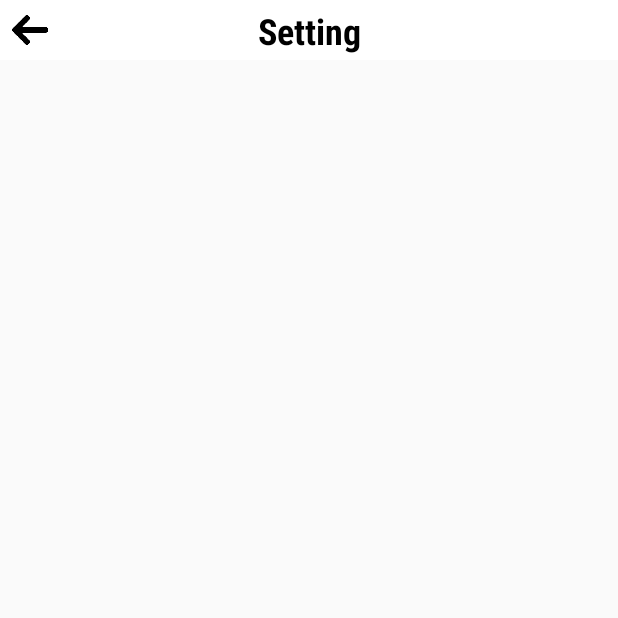
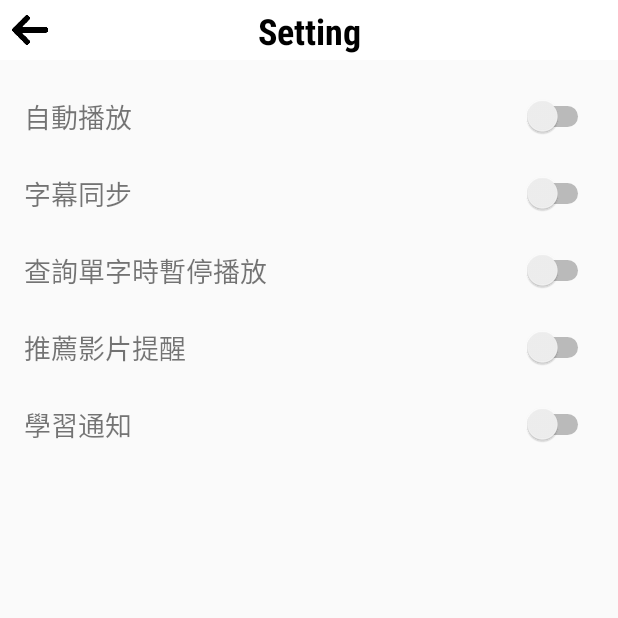
Before and after one commit to terricom/MyTube, an Android app: the SettingFragment screen opened through its navigation route, on a phone screen of 412 x 824 dp, the top half of it. Run offline under Robolectric (Android 15) with nearby library versions, the phone set to English and light mode, and no system bars; our stand-ins replace data binding; 3 statements that could not run were skipped.

```diff
--- a/app/src/main/java/com/terricom/mytube/home/HomeFragment.kt
+++ b/app/src/main/java/com/terricom/mytube/home/HomeFragment.kt
@@ -5,6 +5,7 @@ import android.view.LayoutInflater
 import android.view.View
 import android.view.ViewGroup
 import androidx.fragment.app.Fragment
+import androidx.lifecycle.Observer
 import androidx.lifecycle.ViewModelProviders
 import com.terricom.mytube.databinding.FragmentHomeBinding
 
@@ -18,8 +19,15 @@ class HomeFragment: Fragment() {
                               savedInstanceState: Bundle?): View? {
 
         val binding = FragmentHomeBinding.inflate (inflater)
-        binding.setLifecycleOwner(this)
+        binding.lifecycleOwner = this
         binding.viewModel = viewModel
+
+        binding.recyclerVideo.adapter = VideoAdapter(viewModel)
+
+        viewModel.videoList.observe(this, Observer {
+            (binding.recyclerVideo.adapter as VideoAdapter).submitList(it)
+        })
+
 
         return binding.root
     }
--- a/app/src/main/java/com/terricom/mytube/home/HomeViewModel.kt
+++ b/app/src/main/java/com/terricom/mytube/home/HomeViewModel.kt
@@ -1,8 +1,11 @@
 package com.terricom.mytube.home
 
 import android.util.Log
+import androidx.lifecycle.LiveData
+import androidx.lifecycle.MutableLiveData
 import androidx.lifecycle.ViewModel
 import com.terricom.mytube.data.Submit
+import com.terricom.mytube.data.Video
 import com.terricom.mytube.internet.RetrofitApi
 import kotlinx.coroutines.CoroutineScope
 import kotlinx.coroutines.Dispatchers
@@ -15,6 +18,10 @@ class HomeViewModel: ViewModel() {
 
     private val coroutineScope = CoroutineScope(viewModelJob + Dispatchers.Main)
 
+    private val _videoList = MutableLiveData<List<Video>>()
+    val videoList : LiveData<List<Video>>
+        get() = _videoList
+
     init {
         getFilm()
     }
@@ -24,11 +31,11 @@ class HomeViewModel: ViewModel() {
         coroutineScope.launch {
 
             var getPropertiesDeferred = RetrofitApi
-                .retrofitService.getFilmAsync(Submit())
+                .retrofitService.getFilmAsync()
 
             try {
-                Log.i("Demo", "getPropertiesDeferred = $getPropertiesDeferred")
                 val cataloglistResult = getPropertiesDeferred.await()
+                _videoList.value = cataloglistResult.videos
 
             } catch (e: Exception) {
                 Log.i("Demo", "exception=${e.message}")
--- a/app/src/main/java/com/terricom/mytube/internet/RetrofitApiService.kt
+++ b/app/src/main/java/com/terricom/mytube/internet/RetrofitApiService.kt
@@ -31,8 +31,9 @@ private val retrofit = Retrofit.Builder()
 
 interface RetrofitApiService{
 
+    @FormUrlEncoded
     @POST("appQuiz")
-    fun getFilmAsync( @Body submit: Submit) :
+    fun getFilmAsync(@Field ("key") key: String = "VoiceTube") :
             Deferred<TestResponse>
 }
 
--- a/app/src/main/java/com/terricom/mytube/setting/SettingFragment.kt
+++ b/app/src/main/java/com/terricom/mytube/setting/SettingFragment.kt
@@ -6,9 +6,7 @@ import android.view.View
 import android.view.ViewGroup
 import androidx.fragment.app.Fragment
 import androidx.lifecycle.ViewModelProviders
-import com.terricom.mytube.databinding.FragmentHomeBinding
 import com.terricom.mytube.databinding.FragmentSettingBinding
-import com.terricom.mytube.home.HomeViewModel
 
 class SettingFragment: Fragment() {
 
@@ -23,6 +21,7 @@ class SettingFragment: Fragment() {
         binding.lifecycleOwner = this
         binding.viewModel = viewModel
 
+
         return binding.root
     }
 }
--- /dev/null
+++ b/app/src/main/res/anim/animation.xml
@@ -0,0 +1,7 @@
+<?xml version="1.0" encoding="utf-8"?>
+<set xmlns:android="http://schemas.android.com/apk/res/android">
+    <alpha
+        android:duration="2000"
+        android:fromAlpha="0"
+        android:toAlpha="1.0" />
+</set>
--- a/app/src/main/res/layout/fragment_setting.xml
+++ b/app/src/main/res/layout/fragment_setting.xml
@@ -1,13 +1,113 @@
 <?xml version="1.0" encoding="utf-8"?>
-<layout>
+<layout xmlns:app="http://schemas.android.com/apk/res-auto"
+    xmlns:android="http://schemas.android.com/apk/res/android">
     <data>
         <variable
             name="viewModel"
             type="com.terricom.mytube.setting.SettingViewModel" />
     </data>
-<LinearLayout xmlns:android="http://schemas.android.com/apk/res/android"
+<androidx.constraintlayout.widget.ConstraintLayout
     android:orientation="vertical" android:layout_width="match_parent"
     android:layout_height="match_parent">
 
-</LinearLayout>
+    <TextView
+        android:id="@+id/text_auto_play"
+        android:layout_width="wrap_content"
+        android:layout_height="wrap_content"
+        android:layout_marginStart="16dp"
+        android:text="自動播放"
+        android:textSize="18sp"
+        app:layout_constraintBottom_toBottomOf="@+id/switch_auto_play"
+        app:layout_constraintStart_toStartOf="parent"
+        app:layout_constraintTop_toTopOf="@+id/switch_auto_play" />
+
+    <Switch
+        android:id="@+id/switch_auto_play"
+        android:layout_width="wrap_content"
+        android:layout_height="wrap_content"
+        android:layout_marginTop="24dp"
+        android:layout_marginEnd="16dp"
+        app:layout_constraintEnd_toEndOf="parent"
+        app:layout_constraintTop_toTopOf="parent" />
+
+    <TextView
+        android:id="@+id/text_subtitle"
+        android:layout_width="wrap_content"
+        android:layout_height="wrap_content"
+        android:layout_marginStart="16dp"
+        android:text="字幕同步"
+        android:textSize="18sp"
+        app:layout_constraintBottom_toBottomOf="@+id/switch_subtitle"
+        app:layout_constraintStart_toStartOf="parent"
+        app:layout_constraintTop_toTopOf="@+id/switch_subtitle" />
+
+    <Switch
+        android:id="@+id/switch_subtitle"
+        android:layout_width="wrap_content"
+        android:layout_height="wrap_content"
+        android:layout_marginTop="24dp"
+        android:layout_marginEnd="16dp"
+        app:layout_constraintEnd_toEndOf="parent"
+        app:layout_constraintTop_toBottomOf="@+id/switch_auto_play" />
+
+    <TextView
+        android:id="@+id/text_pause_when"
+        android:layout_width="wrap_content"
+        android:layout_height="wrap_content"
+        android:layout_marginStart="16dp"
+        android:text="查詢單字時暫停播放"
+        android:textSize="18sp"
+        app:layout_constraintBottom_toBottomOf="@+id/switch_pause_when"
+        app:layout_constraintStart_toStartOf="parent"
+        app:layout_constraintTop_toTopOf="@+id/switch_pause_when" />
+
+    <Switch
+        android:id="@+id/switch_pause_when"
+        android:layout_width="wrap_content"
+        android:layout_height="wrap_content"
+        android:layout_marginTop="24dp"
+        android:layout_marginEnd="16dp"
+        app:layout_constraintEnd_toEndOf="parent"
+        app:layout_constraintTop_toBottomOf="@+id/switch_subtitle" />
+
+    <TextView
+        android:id="@+id/text_recomended"
+        android:layout_width="wrap_content"
+        android:layout_height="wrap_content"
+        android:layout_marginStart="16dp"
+        android:text="推薦影片提醒"
+        android:textSize="18sp"
+        app:layout_constraintBottom_toBottomOf="@+id/switch_recommended"
+        app:layout_constraintStart_toStartOf="parent"
+        app:layout_constraintTop_toTopOf="@+id/switch_recommended" />
+
+    <Switch
+        android:id="@+id/switch_recommended"
+        android:layout_width="wrap_content"
+        android:layout_height="wrap_content"
+        android:layout_marginTop="24dp"
+        android:layout_marginEnd="16dp"
+        app:layout_constraintEnd_toEndOf="parent"
+        app:layout_constraintTop_toBottomOf="@+id/switch_pause_when" />
+
+    <TextView
+        android:id="@+id/text_learning"
+        android:layout_width="wrap_content"
+        android:layout_height="wrap_content"
+        android:layout_marginStart="16dp"
+        android:text="學習通知"
+        android:textSize="18sp"
+        app:layout_constraintBottom_toBottomOf="@+id/switch_learning"
+        app:layout_constraintStart_toStartOf="parent"
+        app:layout_constraintTop_toTopOf="@+id/switch_learning" />
+
+    <Switch
+        android:id="@+id/switch_learning"
+        android:layout_width="wrap_content"
+        android:layout_height="wrap_content"
+        android:layout_marginTop="24dp"
+        android:layout_marginEnd="16dp"
+        app:layout_constraintEnd_toEndOf="parent"
+        app:layout_constraintTop_toBottomOf="@+id/switch_recommended" />
+</androidx.constraintlayout.widget.ConstraintLayout>
 </layout>
--- a/app/src/main/res/values/colors.xml
+++ b/app/src/main/res/values/colors.xml
@@ -2,5 +2,6 @@
 <resources>
     <color name="colorPrimary">#008577</color>
     <color name="colorPrimaryDark">#00574B</color>
-    <color name="colorAccent">#D81B60</color>
+    <color name="colorAccent">#FF0E80BD</color>
+    <color name="colorSelected">#0E80BD</color>
 </resources>
```
Also changed, not shown: app/src/main/java/com/terricom/mytube/BIndingAdapter.kt (added, +23 -0 lines), app/src/main/java/com/terricom/mytube/BitmapWorkerTask.kt (added, +72 -0 lines), app/src/main/java/com/terricom/mytube/data/Setting.kt (added, +9 -0 lines), app/src/main/java/com/terricom/mytube/home/VideoAdapter.kt (added, +95 -0 lines), app/src/main/res/layout/fragment_home.xml (+14 -3 lines), app/src/main/res/layout/item_video.xml (added, +41 -0 lines).
